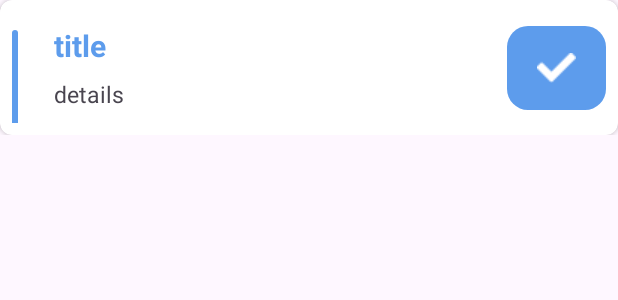
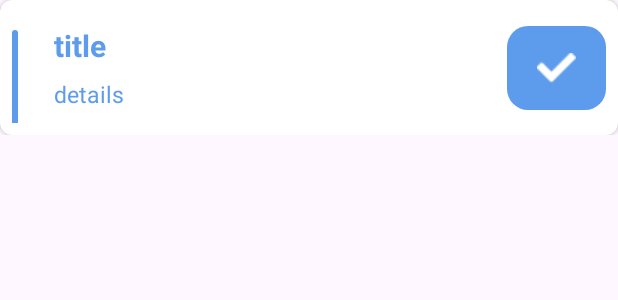
Before and after one commit to HendSayed25/ToDo_App, an Android app: the layout task_item.xml on its own in the app's theme, with its tools: preview values and no code run, on a phone screen of 412 x 824 dp. Shown: the top 300 px of the screen. Run offline under Robolectric (Android 15) with nearby library versions, the phone set to English and light mode, and no system bars; plain views replace SwipeLayout.

Commit message:
_update some colors of text...

```diff
--- a/app/src/main/java/com/example/todoapp/Fragment/ListFragment.kt
+++ b/app/src/main/java/com/example/todoapp/Fragment/ListFragment.kt
@@ -99,7 +99,7 @@ class ListFragment: Fragment() {
 
                 holder.CheckAsDone.visibility= View.INVISIBLE
                 holder.done.visibility=View.VISIBLE
-                holder.Title.setTextColor(Color.parseColor("#0D9276"))
+               // holder.Title.setTextColor(Color.parseColor("#0D9276"))
                 holder.Desc.setTextColor(Color.parseColor("#70B96B"))
 
                 todo.isDone=true
--- a/app/src/main/java/com/example/todoapp/ListAdapter.kt
+++ b/app/src/main/java/com/example/todoapp/ListAdapter.kt
@@ -43,7 +43,7 @@ class ListAdapter(var items:MutableList<Todo>?): RecyclerView.Adapter<ListAdapte
         if(value?.isDone==true){
             holder.done.visibility=View.VISIBLE
             holder.CheckAsDone.visibility=View.INVISIBLE
-            holder.Title.setTextColor(Color.parseColor("#0D9276"))
+           // holder.Title.setTextColor(Color.parseColor("#0D9276"))
             holder.Desc.setTextColor(Color.parseColor("#0D9276"))
         }
         else{
--- a/app/src/main/res/layout/task_item.xml
+++ b/app/src/main/res/layout/task_item.xml
@@ -84,6 +84,7 @@
                 android:ellipsize="end"
                 android:maxLines="2"
                 android:textSize="15dp"
+                android:textColor="@color/blue"
                 app:layout_constraintBottom_toBottomOf="parent"
                 app:layout_constraintEnd_toStartOf="@id/check"
                 app:layout_constraintHorizontal_bias="0.5"
```
Also changed, not shown: 2 other files.
